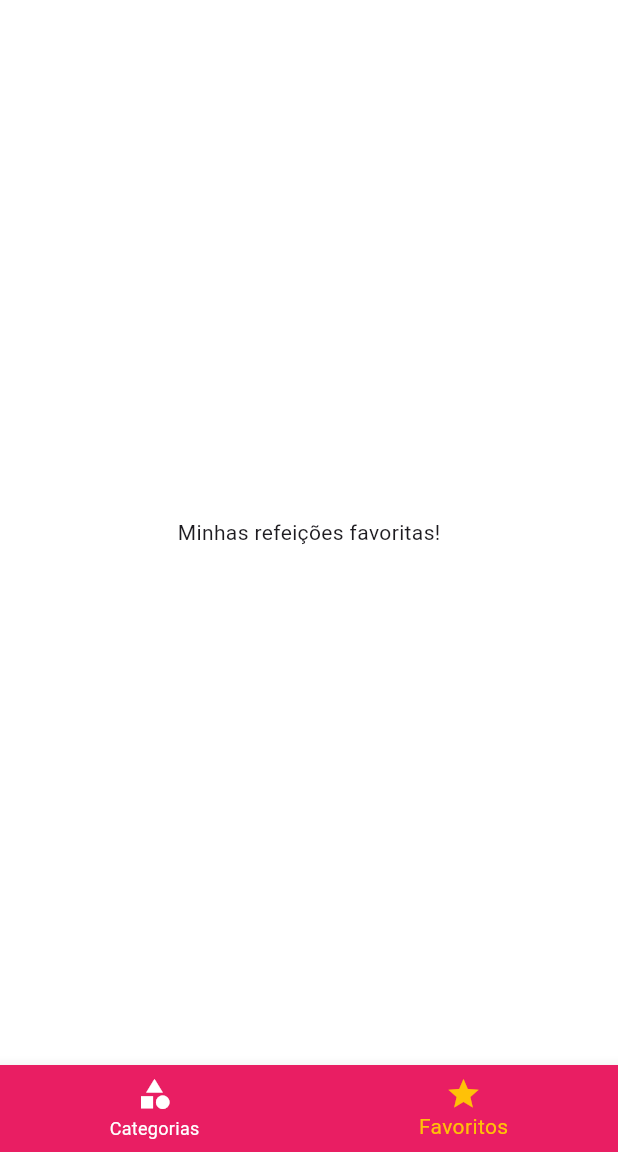
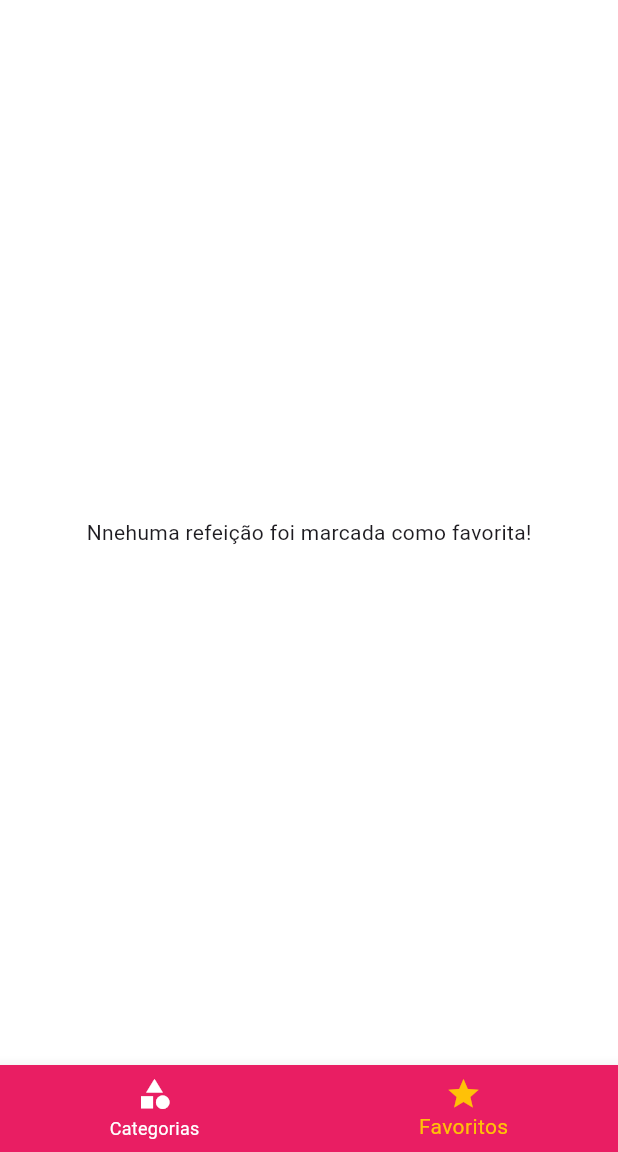
Before and after one commit to beto-luis/meals, a Flutter app: the screen it shows after launch, item 2 of the bottom bar chosen, on a phone screen of 412 x 824 dp, the part 84-1236 px from its top. Run offline on Flutter 3.47's test engine with Material 3 defaults, Android fonts, the phone set to English and light mode, and no system bars.

```diff
--- a/lib/main.dart
+++ b/lib/main.dart
@@ -21,6 +21,7 @@ class MyApp extends StatefulWidget {
 class _MyAppState extends State<MyApp> {
   Settings settings = Settings();
   List<Meal> _availableMeals = dummyMeals;
+  List<Meal> _favoriteMeals = [];
 
   void _filterMeals(Settings settings) {
     setState(() {
@@ -36,6 +37,18 @@ class _MyAppState extends State<MyApp> {
             !filterVegetarian;
       }).toList();
     });
+  }
+
+  void _toggleFavorite(Meal meal) {
+    setState(() {
+      _favoriteMeals.contains(meal)
+          ? _favoriteMeals.remove(meal)
+          : _favoriteMeals.add(meal);
+    });
+  }
+
+  bool _isFavorite(Meal meal) {
+    return _favoriteMeals.contains(meal);
   }
 
   @override
@@ -58,10 +71,10 @@ class _MyAppState extends State<MyApp> {
             )),
       ),
       routes: {
-        AppRoutes.home: (ctx) => const TabsScreen(),
+        AppRoutes.home: (ctx) => TabsScreen(_favoriteMeals),
         AppRoutes.categoriesMeals: (ctx) =>
             CategoriesMealsScreen(_availableMeals),
-        AppRoutes.mealDetail: (ctx) => const MealDetailScreen(),
+        AppRoutes.mealDetail: (ctx) => MealDetailScreen(_toggleFavorite, _isFavorite),
         AppRoutes.settings: (ctx) => SettingsScreen(settings, _filterMeals),
       },
     );
--- a/lib/screens/categories_meals_screen.dart
+++ b/lib/screens/categories_meals_screen.dart
@@ -2,7 +2,6 @@ import 'package:flutter/material.dart';
 import '../components/meal_item.dart';
 import '../models/category.dart';
 import '../models/meal.dart';
-import '../data/dummy_data.dart';
 
 class CategoriesMealsScreen extends StatelessWidget {
   final List<Meal> meals;
--- a/lib/screens/favorite_screen.dart
+++ b/lib/screens/favorite_screen.dart
@@ -1,12 +1,24 @@
 import 'package:flutter/material.dart';
+import '../models/meal.dart';
+import '../components/meal_item.dart';
 
 class FavoriteScreen extends StatelessWidget {
-  const FavoriteScreen({super.key});
+  final List<Meal> favoriteMeals;
+  const FavoriteScreen(this.favoriteMeals, {super.key});
 
   @override
   Widget build(BuildContext context) {
-    return const Center(
-      child: Text('Minhas refeições favoritas!'),
-    );
+    if (favoriteMeals.isEmpty) {
+      return const Center(
+        child: Text('Nnehuma refeição foi marcada como favorita!'),
+      );
+    } else {
+      return ListView.builder(
+        itemCount: favoriteMeals.length,
+        itemBuilder: (ctx, index) {
+          return MealItem(favoriteMeals[index]);
+        },
+      );
+    }
   }
 }
--- a/lib/screens/tabs_screen.dart
+++ b/lib/screens/tabs_screen.dart
@@ -2,9 +2,11 @@ import 'package:flutter/material.dart';
 import 'categories_screen.dart';
 import 'favorite_screen.dart';
 import '../components/main_drawer.dart';
+import '../models/meal.dart';
 
 class TabsScreen extends StatefulWidget {
-  const TabsScreen({super.key});
+  final List<Meal> favoriteMeals;
+  const TabsScreen(this.favoriteMeals, {super.key});
 
   @override
   State<TabsScreen> createState() => _TabsScreenState();
@@ -13,10 +15,22 @@ class TabsScreen extends StatefulWidget {
 class _TabsScreenState extends State<TabsScreen> {
   int _selectedScreenIndex = 0;
 
-  final List<Map<String, Object>> _screens = [
-    {'title': 'Lista de Categorias', 'Screen': const CategoriesScreen()},
-    {'title': 'Meus Favoritos', 'Screen': const FavoriteScreen()},
-  ];
+  late List<Map<String, Object>> _screens;
+
+  @override
+  void initState() {
+    super.initState();
+    _screens = [
+      {
+        'title': 'Lista de Categorias',
+        'Screen': const CategoriesScreen(),
+      },
+      {
+        'title': 'Meus Favoritos',
+        'Screen': FavoriteScreen(widget.favoriteMeals),
+      },
+    ];
+  }
 
   _selectScreen(int index) {
     setState(() {
```
Also changed, not shown: lib/screens/meal_detail_screen.dart (+5 -3 lines).
